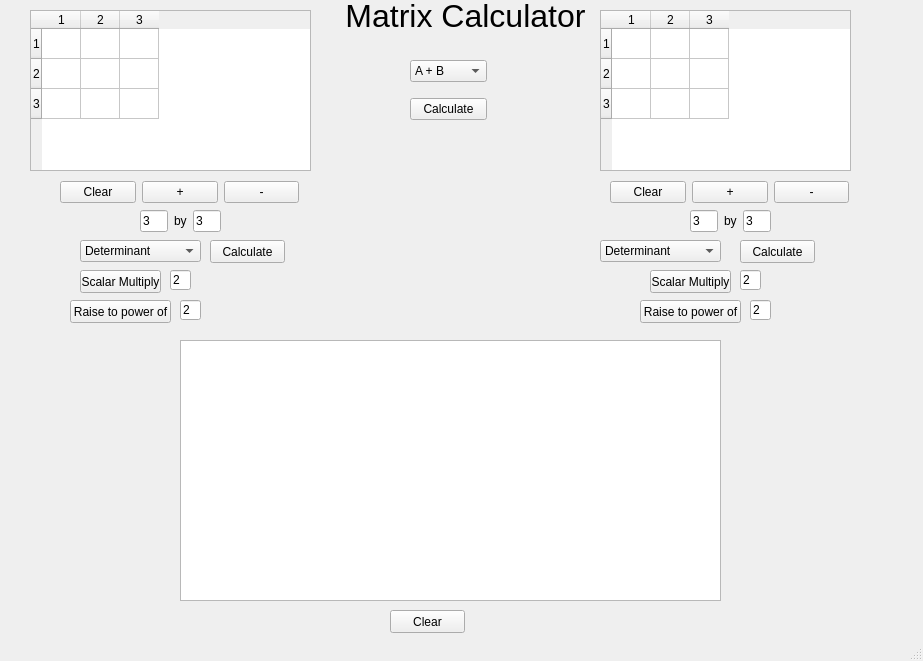
Above: mainwindow.ui from justinhay14/Matrix-Calulator-cpp before the change. Below: the same form after it.
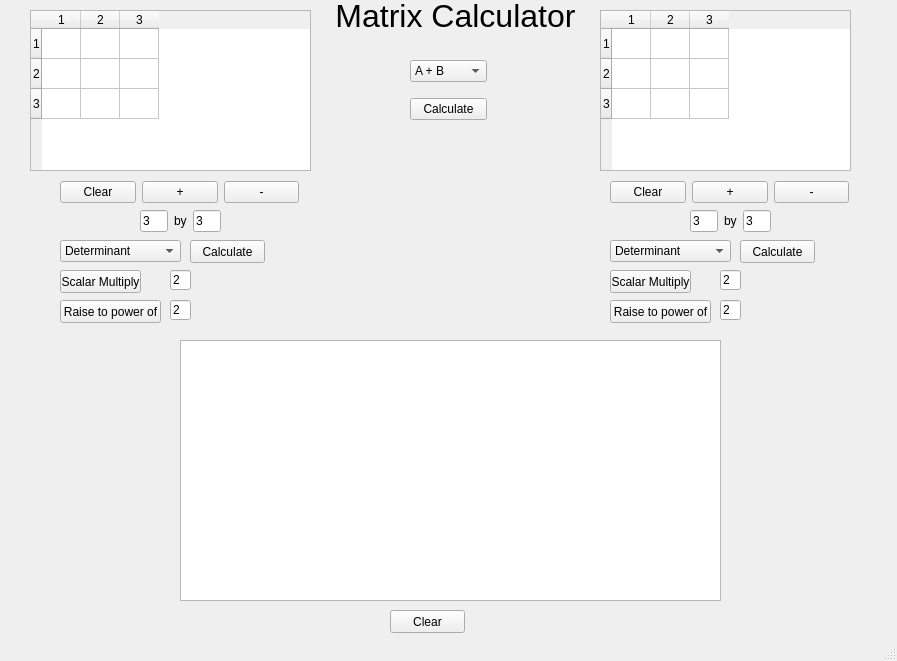
That is the form after the change.

Patch:
```diff
--- a/mainwindow.ui
+++ b/mainwindow.ui
@@ -6,7 +6,7 @@
    <rect>
     <x>0</x>
     <y>0</y>
-    <width>923</width>
+    <width>897</width>
     <height>661</height>
    </rect>
   </property>
@@ -324,7 +324,7 @@
    <widget class="QComboBox" name="comboBox_2">
     <property name="geometry">
      <rect>
-      <x>80</x>
+      <x>60</x>
       <y>240</y>
       <width>121</width>
       <height>22</height>
@@ -354,7 +354,7 @@
    <widget class="QPushButton" name="pushButton_9">
     <property name="geometry">
      <rect>
-      <x>80</x>
+      <x>60</x>
       <y>270</y>
       <width>81</width>
       <height>23</height>
@@ -367,7 +367,7 @@
    <widget class="QPushButton" name="pushButton_10">
     <property name="geometry">
      <rect>
-      <x>210</x>
+      <x>190</x>
       <y>240</y>
       <width>75</width>
       <height>23</height>
@@ -393,7 +393,7 @@
    <widget class="QPushButton" name="pushButton_11">
     <property name="geometry">
      <rect>
-      <x>70</x>
+      <x>60</x>
       <y>300</y>
       <width>101</width>
       <height>23</height>
@@ -406,7 +406,7 @@
    <widget class="QLineEdit" name="lineEdit_2">
     <property name="geometry">
      <rect>
-      <x>180</x>
+      <x>170</x>
       <y>300</y>
       <width>21</width>
       <height>20</height>
@@ -432,7 +432,7 @@
    <widget class="QComboBox" name="comboBox_3">
     <property name="geometry">
      <rect>
-      <x>600</x>
+      <x>610</x>
       <y>240</y>
       <width>121</width>
       <height>22</height>
@@ -462,7 +462,7 @@
    <widget class="QLineEdit" name="lineEdit_3">
     <property name="geometry">
      <rect>
-      <x>750</x>
+      <x>720</x>
       <y>300</y>
       <width>21</width>
       <height>20</height>
@@ -475,7 +475,7 @@
    <widget class="QPushButton" name="pushButton_13">
     <property name="geometry">
      <rect>
-      <x>650</x>
+      <x>610</x>
       <y>270</y>
       <width>81</width>
       <height>23</height>
@@ -488,7 +488,7 @@
    <widget class="QPushButton" name="pushButton_14">
     <property name="geometry">
      <rect>
-      <x>640</x>
+      <x>610</x>
       <y>300</y>
       <width>101</width>
       <height>23</height>
@@ -501,7 +501,7 @@
    <widget class="QLineEdit" name="lineEdit_4">
     <property name="geometry">
      <rect>
-      <x>740</x>
+      <x>720</x>
       <y>270</y>
       <width>21</width>
       <height>20</height>
@@ -645,7 +645,7 @@
    <widget class="QLabel" name="label">
     <property name="geometry">
      <rect>
-      <x>310</x>
+      <x>300</x>
       <y>0</y>
       <width>311</width>
       <height>31</height>
```
